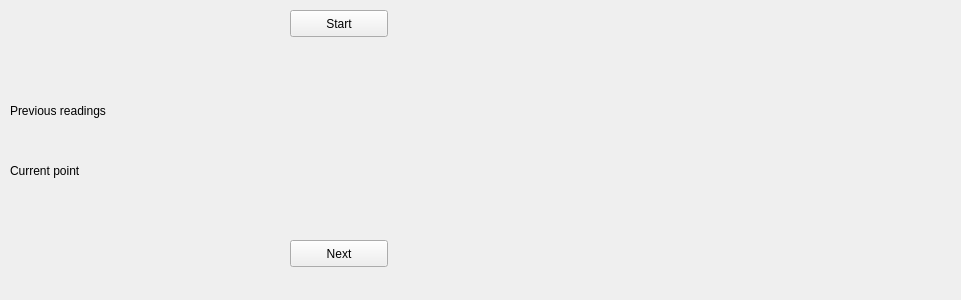
First picture: the form in src/rqt_marker_recorder/resource/MRPlugin.ui, repository lkowale/an_env, before the edit.
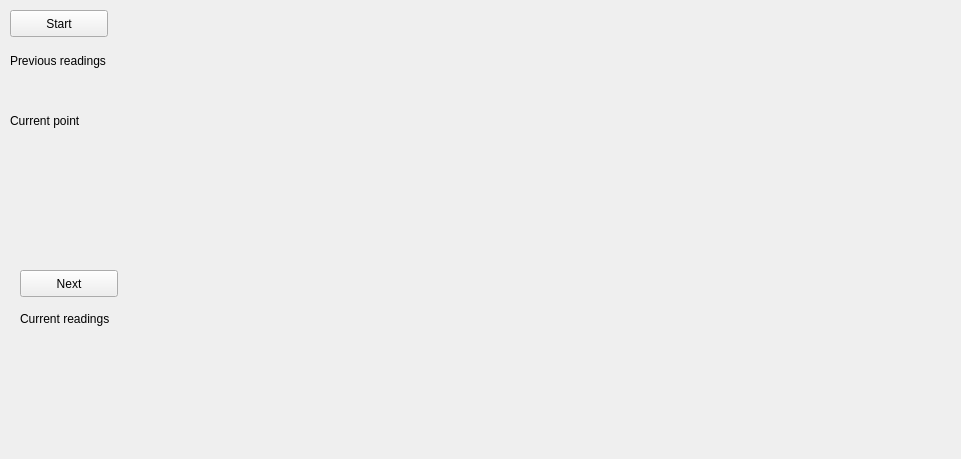
Second picture: the form after the edit.

```diff
--- a/src/rqt_marker_recorder/resource/MRPlugin.ui
+++ b/src/rqt_marker_recorder/resource/MRPlugin.ui
@@ -7,7 +7,7 @@
     <x>0</x>
     <y>0</y>
     <width>961</width>
-    <height>300</height>
+    <height>459</height>
    </rect>
   </property>
   <property name="windowTitle">
@@ -16,7 +16,7 @@
   <widget class="QPushButton" name="btn_start">
    <property name="geometry">
     <rect>
-     <x>290</x>
+     <x>10</x>
      <y>10</y>
      <width>98</width>
      <height>27</height>
@@ -29,8 +29,8 @@
   <widget class="QPushButton" name="btn_point_set">
    <property name="geometry">
     <rect>
-     <x>290</x>
-     <y>240</y>
+     <x>20</x>
+     <y>270</y>
      <width>98</width>
      <height>27</height>
     </rect>
@@ -43,7 +43,7 @@
    <property name="geometry">
     <rect>
      <x>10</x>
-     <y>100</y>
+     <y>50</y>
      <width>931</width>
      <height>21</height>
     </rect>
@@ -56,7 +56,7 @@
    <property name="geometry">
     <rect>
      <x>10</x>
-     <y>130</y>
+     <y>80</y>
      <width>941</width>
      <height>21</height>
     </rect>
@@ -69,7 +69,7 @@
    <property name="geometry">
     <rect>
      <x>10</x>
-     <y>160</y>
+     <y>110</y>
      <width>381</width>
      <height>21</height>
     </rect>
@@ -82,8 +82,8 @@
    <property name="geometry">
     <rect>
      <x>10</x>
-     <y>190</y>
-     <width>941</width>
+     <y>140</y>
+     <width>431</width>
      <height>21</height>
     </rect>
    </property>
@@ -91,6 +91,32 @@
     <string/>
    </property>
   </widget>
+  <widget class="QLabel" name="label_2">
+   <property name="geometry">
+    <rect>
+     <x>20</x>
+     <y>310</y>
+     <width>131</width>
+     <height>17</height>
+    </rect>
+   </property>
+   <property name="text">
+    <string>Current readings</string>
+   </property>
+  </widget>
+  <widget class="QLabel" name="l_current_readings">
+   <property name="geometry">
+    <rect>
+     <x>20</x>
+     <y>330</y>
+     <width>741</width>
+     <height>17</height>
+    </rect>
+   </property>
+   <property name="text">
+    <string/>
+   </property>
+  </widget>
  </widget>
  <resources/>
  <connections/>
```
